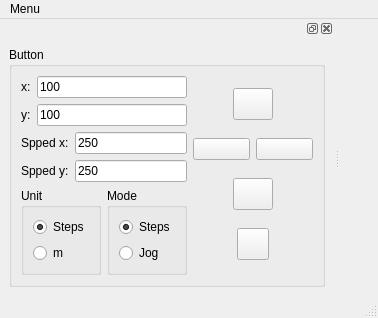
Old version of the form gui/motor/motor.ui in the repository Ulm-IQO/qudi.
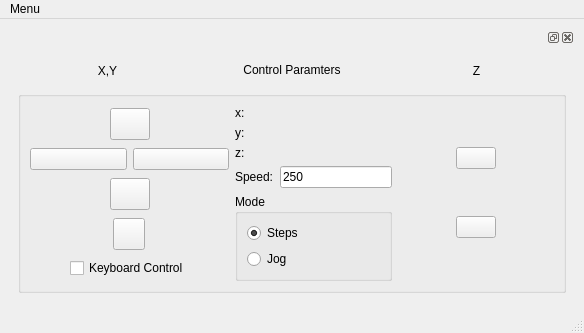
New version of the form. Icons and pictures are not drawn.

The edit to the form file:
```diff
--- a/gui/motor/motor.ui
+++ b/gui/motor/motor.ui
@@ -6,188 +6,70 @@
    <rect>
     <x>0</x>
     <y>0</y>
-    <width>378</width>
-    <height>307</height>
+    <width>584</width>
+    <height>333</height>
    </rect>
   </property>
   <property name="windowTitle">
    <string>MainWindow</string>
   </property>
-  <widget class="QWidget" name="centralwidget"/>
-  <widget class="QMenuBar" name="menubar">
-   <property name="geometry">
-    <rect>
-     <x>0</x>
-     <y>0</y>
-     <width>378</width>
-     <height>21</height>
-    </rect>
-   </property>
-   <widget class="QMenu" name="menuMenu">
-    <property name="title">
-     <string>Menu</string>
-    </property>
-    <addaction name="actionClose"/>
-   </widget>
-   <addaction name="menuMenu"/>
-  </widget>
-  <widget class="QStatusBar" name="statusbar"/>
+  <widget class="QWidget" name="centralwidget">
+   <layout class="QGridLayout" name="gridLayout">
+    <item row="0" column="0">
   <widget class="QDockWidget" name="dockWidget">
-   <attribute name="dockWidgetArea">
-    <number>1</number>
-   </attribute>
    <widget class="QWidget" name="dockWidgetContents">
     <layout class="QHBoxLayout" name="horizontalLayout_5">
      <item>
       <layout class="QVBoxLayout" name="verticalLayout_2">
        <item>
-        <widget class="QGroupBox" name="groupBox">
-         <property name="title">
-          <string>Button</string>
-         </property>
          <layout class="QHBoxLayout" name="horizontalLayout_3">
           <item>
-           <layout class="QVBoxLayout" name="verticalLayout">
-            <item>
-             <layout class="QHBoxLayout" name="horizontalLayout">
-              <item>
-               <widget class="QLabel" name="label">
-                <property name="text">
-                 <string>x:</string>
-                </property>
-               </widget>
-              </item>
-              <item>
-               <widget class="QLineEdit" name="lineEdit_x">
-                <property name="text">
-                 <string>100</string>
-                </property>
-               </widget>
-              </item>
-             </layout>
-            </item>
-            <item>
-             <layout class="QHBoxLayout" name="horizontalLayout_2">
-              <item>
-               <widget class="QLabel" name="label_2">
-                <property name="text">
-                 <string>y:</string>
-                </property>
-               </widget>
-              </item>
-              <item>
-               <widget class="QLineEdit" name="lineEdit_y">
-                <property name="text">
-                 <string>100</string>
-                </property>
-               </widget>
-              </item>
-             </layout>
-            </item>
-            <item>
-             <layout class="QVBoxLayout" name="verticalLayout_4">
-              <item>
-               <layout class="QHBoxLayout" name="horizontalLayout_12">
-                <item>
                  <widget class="QLabel" name="label_3">
                   <property name="text">
-                   <string>Spped x:</string>
-                  </property>
-                 </widget>
-                </item>
-                <item>
-                 <widget class="QLineEdit" name="lineEdit_speed_x">
-                  <property name="text">
-                   <string>250</string>
+               <string>X,Y</string>
+              </property>
+              <property name="alignment">
+               <set>Qt::AlignCenter</set>
                   </property>
                  </widget>
                 </item>
-               </layout>
-              </item>
               <item>
-               <layout class="QHBoxLayout" name="horizontalLayout_13">
-                <item>
-                 <widget class="QLabel" name="label_4">
-                  <property name="text">
-                   <string>Spped y:</string>
-                  </property>
-                 </widget>
-                </item>
-                <item>
-                 <widget class="QLineEdit" name="lineEdit_speed_y">
+             <widget class="QLabel" name="label_controlparam">
+              <property name="focusPolicy">
+               <enum>Qt::StrongFocus</enum>
+              </property>
                   <property name="text">
-                   <string>250</string>
-                  </property>
-                 </widget>
-                </item>
-               </layout>
-              </item>
-             </layout>
-            </item>
+               <string>Control Paramters</string>
+              </property>
+              <property name="alignment">
+               <set>Qt::AlignCenter</set>
+              </property>
+             </widget>
+            </item>
             <item>
-             <layout class="QHBoxLayout" name="horizontalLayout_15">
-              <item>
-               <widget class="QGroupBox" name="groupBox_3">
-                <property name="title">
-                 <string>Unit</string>
-                </property>
-                <layout class="QVBoxLayout" name="verticalLayout_5">
-                 <item>
-                  <widget class="QRadioButton" name="radioButton_step">
+             <widget class="QLabel" name="label">
                    <property name="text">
-                    <string>Steps</string>
-                   </property>
-                   <property name="checked">
-                    <bool>true</bool>
+               <string>Z</string>
+              </property>
+              <property name="alignment">
+               <set>Qt::AlignCenter</set>
                    </property>
                   </widget>
                  </item>
-                 <item>
-                  <widget class="QRadioButton" name="radioButton_um">
-                   <property name="text">
-                    <string>m</string>
-                   </property>
-                  </widget>
-                 </item>
-                </layout>
-               </widget>
+           </layout>
               </item>
               <item>
-               <widget class="QGroupBox" name="groupBox_2">
-                <property name="title">
-                 <string>Mode</string>
-                </property>
-                <layout class="QVBoxLayout" name="verticalLayout_6">
+           <widget class="QGroupBox" name="groupBox_4">
+            <property name="alignment">
+             <set>Qt::AlignCenter</set>
+            </property>
+            <layout class="QHBoxLayout" name="horizontalLayout_14">
                  <item>
-                  <widget class="QRadioButton" name="radioButton_mode_step">
-                   <property name="text">
-                    <string>Steps</string>
-                   </property>
-                   <property name="checked">
-                    <bool>true</bool>
-                   </property>
-                  </widget>
-                 </item>
+              <layout class="QVBoxLayout" name="xy_verticalLayout">
                  <item>
-                  <widget class="QRadioButton" name="radioButton_mode_jog">
-                   <property name="text">
-                    <string>Jog</string>
-                   </property>
-                  </widget>
-                 </item>
-                </layout>
-               </widget>
-              </item>
-             </layout>
-            </item>
-           </layout>
-          </item>
+                <layout class="QHBoxLayout" name="horizontalLayout_16">
           <item>
-           <layout class="QVBoxLayout" name="verticalLayout_3">
-            <item>
-             <layout class="QHBoxLayout" name="horizontalLayout_6">
-              <item>
-               <spacer name="horizontalSpacer">
+                  <spacer name="horizontalSpacer_9">
                 <property name="orientation">
                  <enum>Qt::Horizontal</enum>
                 </property>
@@ -207,6 +89,15 @@
                   <height>32</height>
                  </size>
                 </property>
+                   <property name="focusPolicy">
+                    <enum>Qt::NoFocus</enum>
+                   </property>
+                   <property name="layoutDirection">
+                    <enum>Qt::LeftToRight</enum>
+                   </property>
+                   <property name="autoFillBackground">
+                    <bool>false</bool>
+                   </property>
                 <property name="text">
                  <string/>
                 </property>
@@ -217,7 +108,7 @@
                </widget>
               </item>
               <item>
-               <spacer name="horizontalSpacer_2">
+                  <spacer name="horizontalSpacer_10">
                 <property name="orientation">
                  <enum>Qt::Horizontal</enum>
                 </property>
@@ -232,7 +123,7 @@
              </layout>
             </item>
             <item>
-             <layout class="QHBoxLayout" name="horizontalLayout_4">
+                <layout class="QHBoxLayout" name="horizontalLayout_17">
               <item>
                <widget class="QPushButton" name="motor_x_move_negative">
                 <property name="text">
@@ -258,7 +149,7 @@
              </layout>
             </item>
             <item>
-             <layout class="QHBoxLayout" name="horizontalLayout_7">
+                <layout class="QHBoxLayout" name="horizontalLayout_18">
               <item>
                <spacer name="horizontalSpacer_3">
                 <property name="orientation">
@@ -305,7 +196,7 @@
              </layout>
             </item>
             <item>
-             <layout class="QHBoxLayout" name="horizontalLayout_8">
+                <layout class="QHBoxLayout" name="horizontalLayout_19">
               <item>
                <widget class="QPushButton" name="abort">
                 <property name="maximumSize">
@@ -331,16 +222,261 @@
               </item>
              </layout>
             </item>
+               <item>
+                <layout class="QHBoxLayout" name="horizontalLayout_2">
+                 <item>
+                  <spacer name="horizontalSpacer">
+                   <property name="orientation">
+                    <enum>Qt::Horizontal</enum>
+                   </property>
+                   <property name="sizeHint" stdset="0">
+                    <size>
+                     <width>40</width>
+                     <height>20</height>
+                    </size>
+                   </property>
+                  </spacer>
+                 </item>
+                 <item>
+                  <widget class="QCheckBox" name="keyboard_checkbox">
+                   <property name="text">
+                    <string>Keyboard Control</string>
+                   </property>
+                  </widget>
+                 </item>
+                 <item>
+                  <spacer name="horizontalSpacer_2">
+                   <property name="orientation">
+                    <enum>Qt::Horizontal</enum>
+                   </property>
+                   <property name="sizeHint" stdset="0">
+                    <size>
+                     <width>40</width>
+                     <height>20</height>
+                    </size>
+                   </property>
+                  </spacer>
+                 </item>
            </layout>
           </item>
          </layout>
+             </item>
+             <item>
+              <layout class="QVBoxLayout" name="verticalLayout_10">
+               <item>
+                <layout class="QHBoxLayout" name="x_settings_horizontalLayout">
+                 <item>
+                  <widget class="QLabel" name="label_5">
+                   <property name="text">
+                    <string>x:</string>
+                   </property>
         </widget>
        </item>
       </layout>
      </item>
-    </layout>
-   </widget>
-  </widget>
+               <item>
+                <layout class="QHBoxLayout" name="y_settings_horizontalLayout">
+                 <item>
+                  <widget class="QLabel" name="label_6">
+                   <property name="text">
+                    <string>y:</string>
+                   </property>
+                  </widget>
+                 </item>
+                </layout>
+               </item>
+               <item>
+                <layout class="QHBoxLayout" name="z_settings_horizontalLayout">
+                 <item>
+                  <widget class="QLabel" name="label_7">
+                   <property name="text">
+                    <string>z:</string>
+                   </property>
+                  </widget>
+                 </item>
+                </layout>
+               </item>
+               <item>
+                <layout class="QVBoxLayout" name="verticalLayout_11">
+                 <item>
+                  <layout class="QHBoxLayout" name="horizontalLayout_23">
+                   <item>
+                    <widget class="QLabel" name="label_8">
+                     <property name="text">
+                      <string>Speed:</string>
+                     </property>
+                    </widget>
+                   </item>
+                   <item>
+                    <widget class="QLineEdit" name="lineEdit_speed">
+                     <property name="text">
+                      <string>250</string>
+                     </property>
+                    </widget>
+                   </item>
+                  </layout>
+                 </item>
+                </layout>
+               </item>
+               <item>
+                <layout class="QHBoxLayout" name="horizontalLayout_24">
+                 <item>
+                  <widget class="QGroupBox" name="groupBox_6">
+                   <property name="title">
+                    <string>Mode</string>
+                   </property>
+                   <layout class="QVBoxLayout" name="verticalLayout_13">
+                    <item>
+                     <widget class="QRadioButton" name="radioButton_mode_step">
+                      <property name="text">
+                       <string>Steps</string>
+                      </property>
+                      <property name="checked">
+                       <bool>true</bool>
+                      </property>
+                      <attribute name="buttonGroup">
+                       <string notr="true">buttonGroup_mode</string>
+                      </attribute>
+                     </widget>
+                    </item>
+                    <item>
+                     <widget class="QRadioButton" name="radioButton_mode_jog">
+                      <property name="text">
+                       <string>Jog</string>
+                      </property>
+                      <attribute name="buttonGroup">
+                       <string notr="true">buttonGroup_mode</string>
+                      </attribute>
+                     </widget>
+                    </item>
+                   </layout>
+                  </widget>
+                 </item>
+                </layout>
+               </item>
+              </layout>
+             </item>
+             <item>
+              <layout class="QVBoxLayout" name="verticalLayout_14">
+               <item>
+                <layout class="QHBoxLayout" name="horizontalLayout_25">
+                 <item>
+                  <spacer name="horizontalSpacer_13">
+                   <property name="orientation">
+                    <enum>Qt::Horizontal</enum>
+                   </property>
+                   <property name="sizeHint" stdset="0">
+                    <size>
+                     <width>40</width>
+                     <height>20</height>
+                    </size>
+                   </property>
+                  </spacer>
+                 </item>
+                 <item>
+                  <widget class="QPushButton" name="motor_z_move_positive">
+                   <property name="focusPolicy">
+                    <enum>Qt::NoFocus</enum>
+                   </property>
+                   <property name="text">
+                    <string/>
+                   </property>
+                   <property name="icon">
+                    <iconset>
+                     <normaloff>../../artwork/icons/oxygen/22x22/go-u.png</normaloff>../../artwork/icons/oxygen/22x22/go-u.png</iconset>
+                   </property>
+                  </widget>
+                 </item>
+                 <item>
+                  <spacer name="horizontalSpacer_14">
+                   <property name="orientation">
+                    <enum>Qt::Horizontal</enum>
+                   </property>
+                   <property name="sizeHint" stdset="0">
+                    <size>
+                     <width>40</width>
+                     <height>20</height>
+                    </size>
+                   </property>
+                  </spacer>
+                 </item>
+                </layout>
+               </item>
+               <item>
+                <layout class="QHBoxLayout" name="horizontalLayout_26">
+                 <item>
+                  <spacer name="horizontalSpacer_15">
+                   <property name="orientation">
+                    <enum>Qt::Horizontal</enum>
+                   </property>
+                   <property name="sizeHint" stdset="0">
+                    <size>
+                     <width>40</width>
+                     <height>20</height>
+                    </size>
+                   </property>
+                  </spacer>
+                 </item>
+                 <item>
+                  <widget class="QPushButton" name="motor_z_move_negative">
+                   <property name="focusPolicy">
+                    <enum>Qt::NoFocus</enum>
+                   </property>
+                   <property name="text">
+                    <string/>
+                   </property>
+                   <property name="icon">
+                    <iconset>
+                     <normaloff>../../artwork/icons/oxygen/22x22/go-down.png</normaloff>../../artwork/icons/oxygen/22x22/go-down.png</iconset>
+                   </property>
+                  </widget>
+                 </item>
+                 <item>
+                  <spacer name="horizontalSpacer_16">
+                   <property name="orientation">
+                    <enum>Qt::Horizontal</enum>
+                   </property>
+                   <property name="sizeHint" stdset="0">
+                    <size>
+                     <width>40</width>
+                     <height>20</height>
+                    </size>
+                   </property>
+                  </spacer>
+                 </item>
+                </layout>
+               </item>
+              </layout>
+             </item>
+            </layout>
+           </widget>
+          </item>
+         </layout>
+        </item>
+       </layout>
+      </widget>
+     </widget>
+    </item>
+   </layout>
+  </widget>
+  <widget class="QMenuBar" name="menubar">
+   <property name="geometry">
+    <rect>
+     <x>0</x>
+     <y>0</y>
+     <width>584</width>
+     <height>21</height>
+    </rect>
+   </property>
+   <widget class="QMenu" name="menuMenu">
+    <property name="title">
+     <string>Menu</string>
+    </property>
+    <addaction name="actionClose"/>
+   </widget>
+   <addaction name="menuMenu"/>
+  </widget>
+  <widget class="QStatusBar" name="statusbar"/>
   <action name="actionClose">
    <property name="text">
     <string>Close</string>
```
Left out of the diff: 32 changed lines with no effect on the pictures. Lines whose indentation alone changed are shown as unchanged.
